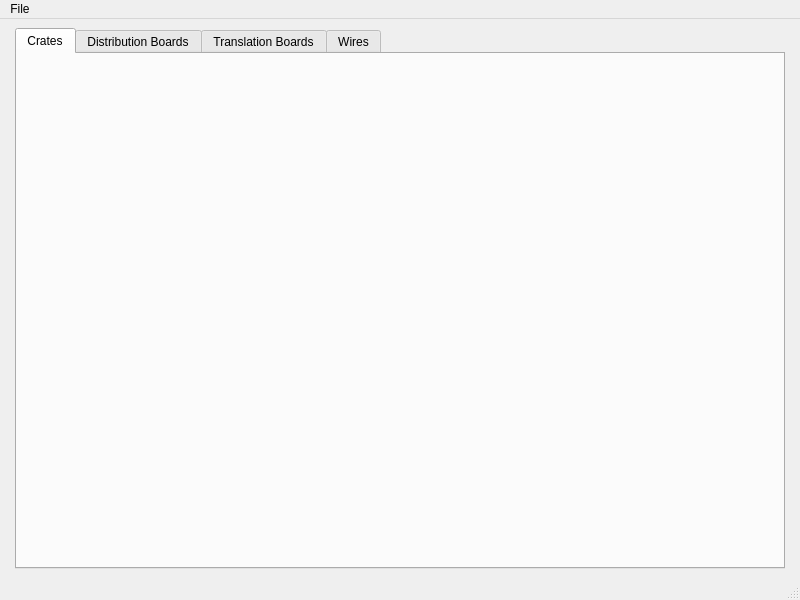
Old version of the form clas12_wiremap/ui/MainWindow.ui in the repository JeffersonLab/clas12-dc-wiremap.
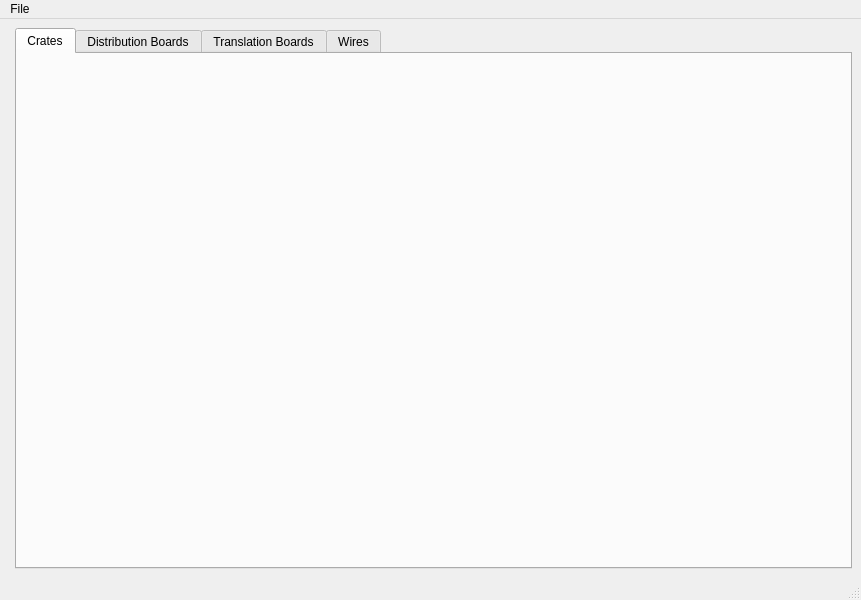
New version of the form.

The edit to the form file:
```diff
--- a/clas12_wiremap/ui/MainWindow.ui
+++ b/clas12_wiremap/ui/MainWindow.ui
@@ -6,7 +6,7 @@
    <rect>
     <x>0</x>
     <y>0</y>
-    <width>800</width>
+    <width>861</width>
     <height>600</height>
    </rect>
   </property>
@@ -15,14 +15,26 @@
   </property>
   <widget class="QWidget" name="centralwidget">
    <layout class="QHBoxLayout" name="horizontalLayout">
+    <property name="sizeConstraint">
+     <enum>QLayout::SetDefaultConstraint</enum>
+    </property>
     <item>
      <widget class="QWidget" name="sidebar_holder" native="true"/>
     </item>
     <item>
      <widget class="QTabWidget" name="display_tabs">
+      <property name="layoutDirection">
+       <enum>Qt::LeftToRight</enum>
+      </property>
       <property name="currentIndex">
        <number>0</number>
       </property>
+      <property name="tabsClosable">
+       <bool>false</bool>
+      </property>
+      <property name="movable">
+       <bool>true</bool>
+      </property>
       <widget class="QWidget" name="crate_tab_holder">
        <attribute name="title">
         <string>Crates</string>
@@ -48,9 +60,6 @@
       </widget>
      </widget>
     </item>
-    <item>
-     <widget class="QWidget" name="wire_map_holder" native="true"/>
-    </item>
    </layout>
   </widget>
   <widget class="QMenuBar" name="menubar">
@@ -58,7 +67,7 @@
     <rect>
      <x>0</x>
      <y>0</y>
-     <width>800</width>
+     <width>861</width>
      <height>27</height>
     </rect>
    </property>
```
